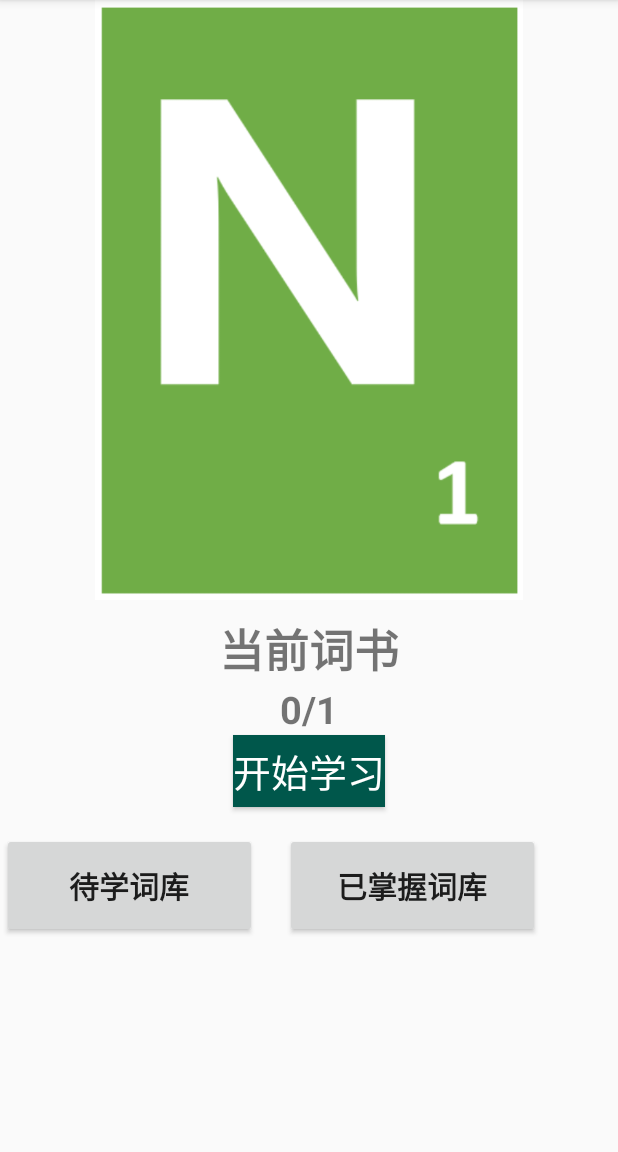
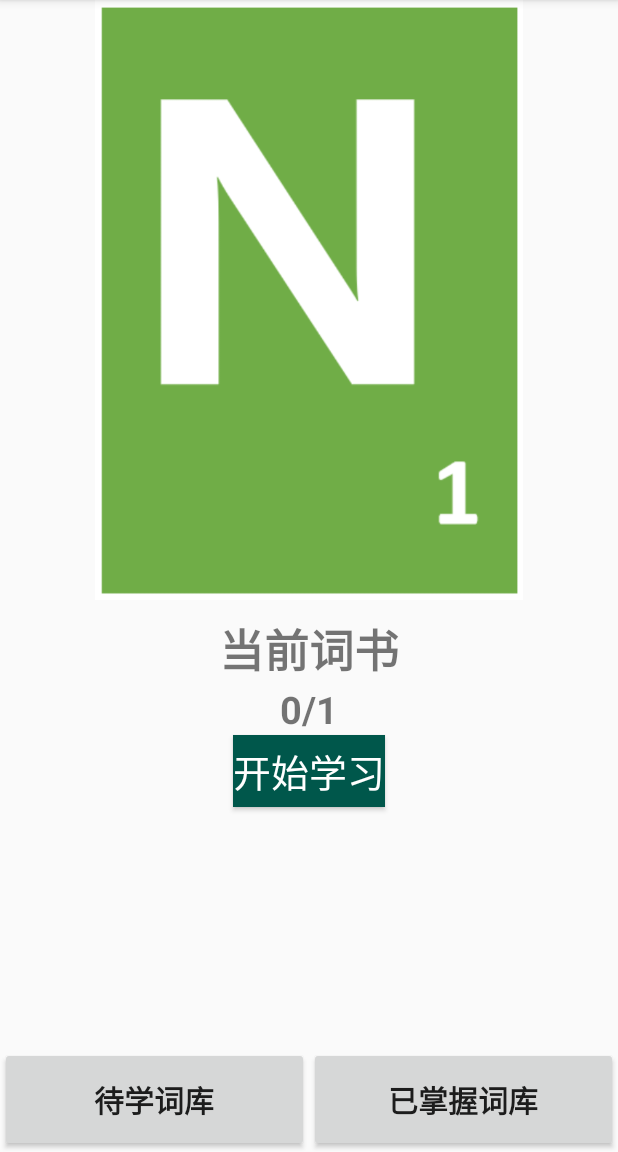
Before and after one commit to Yuki-15498/JTangoPro, an Android app: the screen it shows after launch (MainActivity), on a phone screen of 412 x 824 dp, the part 84-1236 px from its top. Run offline under Robolectric (Android 15) with nearby library versions, the light colour scheme and no system bars.

Commit message:
修改了首页显示设置。

```diff
--- a/app/src/main/res/layout/content_main.xml
+++ b/app/src/main/res/layout/content_main.xml
@@ -46,27 +46,32 @@
         android:textSize="25dp"
         android:background="@color/colorPrimaryDark"/>
 
+    <LinearLayout
+        android:layout_width="match_parent"
+        android:layout_height="match_parent"
+        android:orientation="horizontal"
+        android:layout_marginTop="20dp"
+        android:gravity="bottom">
+
         <Button
             android:id="@+id/bt_learning"
             android:layout_width="170dp"
             android:layout_height="70dp"
-        android:layout_below="@+id/num"
-        android:layout_marginLeft="1dp"
-        android:layout_marginTop="65dp"
             android:text="待学词库"
             android:textSize="20dp"
+            android:layout_weight="1"
             android:textStyle="bold"/>
 
         <Button
             android:id="@+id/bt_known"
             android:layout_width="170dp"
             android:layout_height="70dp"
-        android:layout_below="@+id/num"
-        android:layout_marginLeft="190dp"
-        android:layout_marginTop="65dp"
             android:text="已掌握词库"
             android:textSize="20dp"
+            android:layout_weight="1"
             android:textStyle="bold"/>
+
+    </LinearLayout>
 
 
 </RelativeLayout>
```
Lines whose indentation alone changed are shown as unchanged.
